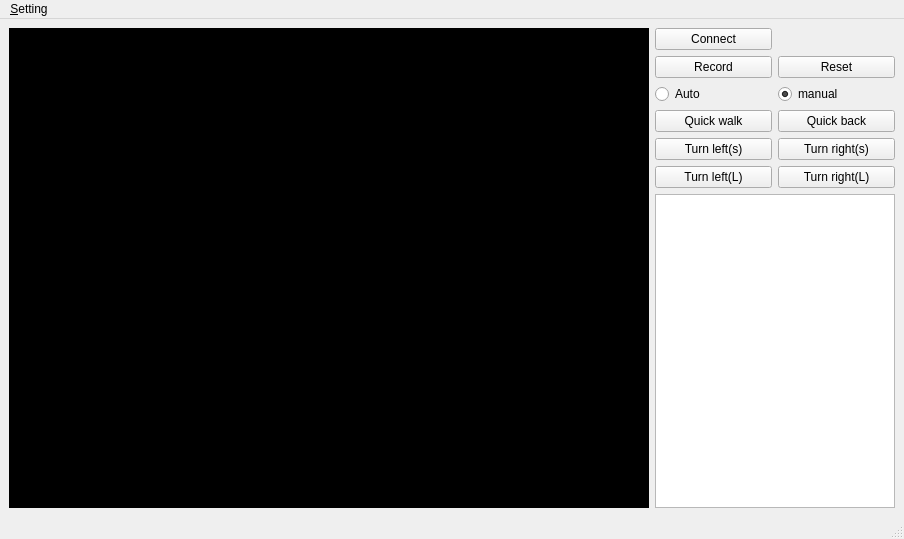
Qt form QT-ColorSegmentation/VideoArea.ui (LejuRobotics/Aelos-Vision-Demo) before a commit.
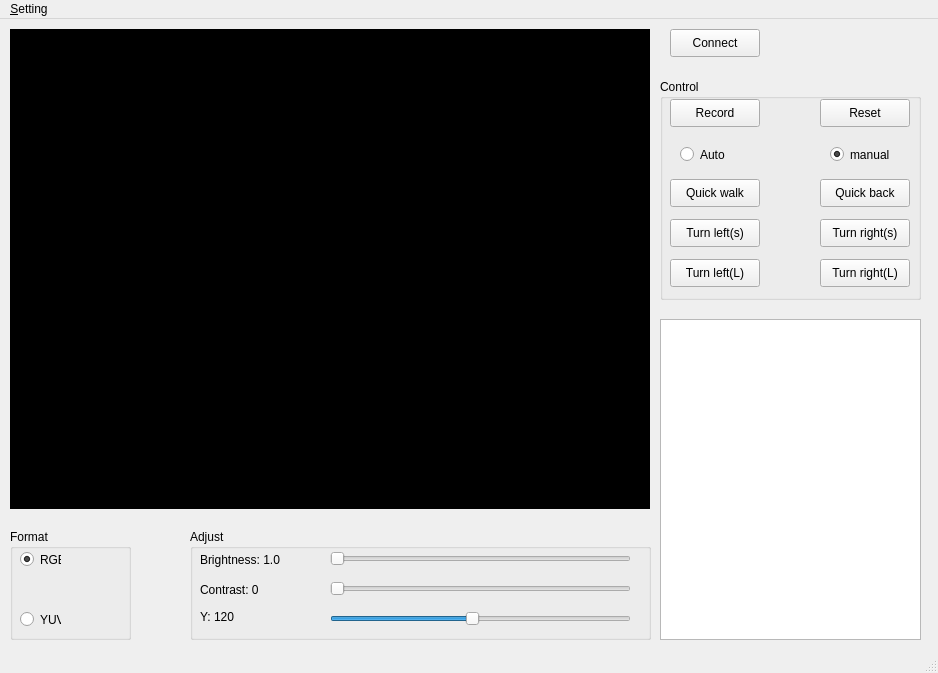
The same form after that commit.

```diff
--- a/QT-ColorSegmentation/VideoArea.ui
+++ b/QT-ColorSegmentation/VideoArea.ui
@@ -6,26 +6,41 @@
    <rect>
     <x>0</x>
     <y>0</y>
-    <width>904</width>
-    <height>536</height>
+    <width>938</width>
+    <height>673</height>
    </rect>
   </property>
+  <property name="minimumSize">
+   <size>
+    <width>938</width>
+    <height>673</height>
+   </size>
+  </property>
+  <property name="maximumSize">
+   <size>
+    <width>938</width>
+    <height>673</height>
+   </size>
+  </property>
   <property name="windowTitle">
    <string>ColorSegmentation</string>
   </property>
   <widget class="QWidget" name="centralwidget">
-   <layout class="QHBoxLayout" name="horizontalLayout">
-    <property name="leftMargin">
-     <number>9</number>
-    </property>
-    <property name="topMargin">
-     <number>9</number>
-    </property>
-    <property name="bottomMargin">
-     <number>9</number>
-    </property>
-    <item>
+   <property name="sizePolicy">
+    <sizepolicy hsizetype="Preferred" vsizetype="Preferred">
+     <horstretch>0</horstretch>
+     <verstretch>0</verstretch>
+    </sizepolicy>
+   </property>
      <widget class="QLabel" name="video_label">
+    <property name="geometry">
+     <rect>
+      <x>10</x>
+      <y>10</y>
+      <width>640</width>
+      <height>480</height>
+     </rect>
+    </property>
       <property name="sizePolicy">
        <sizepolicy hsizetype="Fixed" vsizetype="Fixed">
         <horstretch>0</horstretch>
@@ -45,37 +60,204 @@
        <string/>
       </property>
      </widget>
-    </item>
-    <item>
-     <layout class="QVBoxLayout" name="verticalLayout">
-      <property name="spacing">
-       <number>6</number>
-      </property>
-      <item>
-       <layout class="QGridLayout" name="gridLayout">
-        <item row="4" column="1">
-         <widget class="QPushButton" name="action_btn_4">
+   <widget class="QGroupBox" name="groupBox_2">
+    <property name="geometry">
+     <rect>
+      <x>190</x>
+      <y>510</y>
+      <width>461</width>
+      <height>111</height>
+     </rect>
+    </property>
+    <property name="title">
+     <string>Adjust</string>
+    </property>
+    <widget class="QSlider" name="brightness_slider">
+     <property name="geometry">
+      <rect>
+       <x>140</x>
+       <y>20</y>
+       <width>301</width>
+       <height>19</height>
+      </rect>
+     </property>
+     <property name="minimum">
+      <number>100</number>
+     </property>
+     <property name="maximum">
+      <number>300</number>
+     </property>
+     <property name="orientation">
+      <enum>Qt::Horizontal</enum>
+     </property>
+    </widget>
+    <widget class="QSlider" name="contrast_slider">
+     <property name="geometry">
+      <rect>
+       <x>140</x>
+       <y>50</y>
+       <width>301</width>
+       <height>19</height>
+      </rect>
+     </property>
+     <property name="maximum">
+      <number>200</number>
+     </property>
+     <property name="orientation">
+      <enum>Qt::Horizontal</enum>
+     </property>
+    </widget>
+    <widget class="QSlider" name="colorY_slider">
+     <property name="geometry">
+      <rect>
+       <x>140</x>
+       <y>80</y>
+       <width>301</width>
+       <height>19</height>
+      </rect>
+     </property>
+     <property name="maximum">
+      <number>255</number>
+     </property>
+     <property name="value">
+      <number>120</number>
+     </property>
+     <property name="orientation">
+      <enum>Qt::Horizontal</enum>
+     </property>
+    </widget>
+    <widget class="QLabel" name="colorY_label">
+     <property name="geometry">
+      <rect>
+       <x>10</x>
+       <y>80</y>
+       <width>101</width>
+       <height>16</height>
+      </rect>
+     </property>
           <property name="text">
-           <string>Turn right(s)</string>
-          </property>
-         </widget>
-        </item>
-        <item row="6" column="0">
-         <widget class="QPushButton" name="action_btn_5">
+      <string>Y: 120</string>
+     </property>
+    </widget>
+    <widget class="QLabel" name="brightness_label">
+     <property name="geometry">
+      <rect>
+       <x>10</x>
+       <y>20</y>
+       <width>101</width>
+       <height>21</height>
+      </rect>
+     </property>
           <property name="text">
-           <string>Turn left(L)</string>
-          </property>
-         </widget>
-        </item>
-        <item row="4" column="0">
-         <widget class="QPushButton" name="action_btn_3">
+      <string>Brightness: 1.0</string>
+     </property>
+    </widget>
+    <widget class="QLabel" name="contrast_label">
+     <property name="geometry">
+      <rect>
+       <x>10</x>
+       <y>50</y>
+       <width>101</width>
+       <height>21</height>
+      </rect>
+     </property>
           <property name="text">
-           <string>Turn left(s)</string>
-          </property>
-         </widget>
-        </item>
-        <item row="1" column="1">
+      <string>Contrast: 0</string>
+     </property>
+    </widget>
+   </widget>
+   <widget class="QGroupBox" name="format_groupBox">
+    <property name="geometry">
+     <rect>
+      <x>10</x>
+      <y>510</y>
+      <width>121</width>
+      <height>111</height>
+     </rect>
+    </property>
+    <property name="title">
+     <string>Format</string>
+    </property>
+    <widget class="QRadioButton" name="rgb_radio">
+     <property name="geometry">
+      <rect>
+       <x>10</x>
+       <y>20</y>
+       <width>41</width>
+       <height>21</height>
+      </rect>
+     </property>
+     <property name="text">
+      <string>RGB</string>
+     </property>
+     <property name="checked">
+      <bool>true</bool>
+     </property>
+    </widget>
+    <widget class="QRadioButton" name="yuv_radio">
+     <property name="geometry">
+      <rect>
+       <x>10</x>
+       <y>80</y>
+       <width>41</width>
+       <height>21</height>
+      </rect>
+     </property>
+     <property name="text">
+      <string>YUV</string>
+     </property>
+    </widget>
+   </widget>
+   <widget class="QPushButton" name="connect_btn">
+    <property name="geometry">
+     <rect>
+      <x>670</x>
+      <y>10</y>
+      <width>90</width>
+      <height>28</height>
+     </rect>
+    </property>
+    <property name="text">
+     <string>Connect</string>
+    </property>
+   </widget>
+   <widget class="QGroupBox" name="groupBox_3">
+    <property name="geometry">
+     <rect>
+      <x>660</x>
+      <y>60</y>
+      <width>261</width>
+      <height>221</height>
+     </rect>
+    </property>
+    <property name="title">
+     <string>Control</string>
+    </property>
+    <widget class="QPushButton" name="record_btn">
+     <property name="geometry">
+      <rect>
+       <x>10</x>
+       <y>20</y>
+       <width>90</width>
+       <height>28</height>
+      </rect>
+     </property>
+     <property name="text">
+      <string>Record</string>
+     </property>
+     <property name="checkable">
+      <bool>false</bool>
+     </property>
+    </widget>
          <widget class="QPushButton" name="reset_btn">
+     <property name="geometry">
+      <rect>
+       <x>160</x>
+       <y>20</y>
+       <width>90</width>
+       <height>28</height>
+      </rect>
+     </property>
           <property name="text">
            <string>Reset</string>
           </property>
@@ -83,78 +265,132 @@
            <bool>true</bool>
           </property>
          </widget>
-        </item>
-        <item row="3" column="1">
-         <widget class="QPushButton" name="action_btn_2">
-          <property name="text">
-           <string>Quick back</string>
-          </property>
-         </widget>
-        </item>
-        <item row="2" column="1">
-         <widget class="QRadioButton" name="manual_radio">
-          <property name="text">
-           <string>manual</string>
-          </property>
-          <property name="checked">
-           <bool>true</bool>
-          </property>
-         </widget>
-        </item>
-        <item row="2" column="0">
          <widget class="QRadioButton" name="auto_radio">
+     <property name="geometry">
+      <rect>
+       <x>20</x>
+       <y>60</y>
+       <width>71</width>
+       <height>31</height>
+      </rect>
+     </property>
           <property name="text">
            <string>Auto</string>
           </property>
          </widget>
-        </item>
-        <item row="6" column="1">
-         <widget class="QPushButton" name="action_btn_6">
-          <property name="text">
-           <string>Turn right(L)</string>
-          </property>
-         </widget>
-        </item>
-        <item row="1" column="0">
-         <widget class="QPushButton" name="record_btn">
+    <widget class="QRadioButton" name="manual_radio">
+     <property name="geometry">
+      <rect>
+       <x>170</x>
+       <y>60</y>
+       <width>71</width>
+       <height>31</height>
+      </rect>
+     </property>
           <property name="text">
-           <string>Record</string>
-          </property>
-          <property name="checkable">
-           <bool>false</bool>
-          </property>
-         </widget>
-        </item>
-        <item row="3" column="0">
+      <string>manual</string>
+     </property>
+     <property name="checked">
+      <bool>true</bool>
+     </property>
+    </widget>
          <widget class="QPushButton" name="action_btn_1">
+     <property name="geometry">
+      <rect>
+       <x>10</x>
+       <y>100</y>
+       <width>90</width>
+       <height>28</height>
+      </rect>
+     </property>
           <property name="text">
            <string>Quick walk</string>
           </property>
          </widget>
-        </item>
-        <item row="0" column="0">
-         <widget class="QPushButton" name="connect_btn">
+    <widget class="QPushButton" name="action_btn_2">
+     <property name="geometry">
+      <rect>
+       <x>160</x>
+       <y>100</y>
+       <width>90</width>
+       <height>28</height>
+      </rect>
+     </property>
           <property name="text">
-           <string>Connect</string>
-          </property>
-         </widget>
-        </item>
-       </layout>
-      </item>
-      <item>
-       <widget class="QTextEdit" name="textEdit"/>
-      </item>
-     </layout>
-    </item>
-   </layout>
+      <string>Quick back</string>
+     </property>
+    </widget>
+    <widget class="QPushButton" name="action_btn_3">
+     <property name="geometry">
+      <rect>
+       <x>10</x>
+       <y>140</y>
+       <width>90</width>
+       <height>28</height>
+      </rect>
+     </property>
+     <property name="text">
+      <string>Turn left(s)</string>
+     </property>
+    </widget>
+    <widget class="QPushButton" name="action_btn_4">
+     <property name="geometry">
+      <rect>
+       <x>160</x>
+       <y>140</y>
+       <width>90</width>
+       <height>28</height>
+      </rect>
+     </property>
+     <property name="text">
+      <string>Turn right(s)</string>
+     </property>
+    </widget>
+    <widget class="QPushButton" name="action_btn_5">
+     <property name="geometry">
+      <rect>
+       <x>10</x>
+       <y>180</y>
+       <width>90</width>
+       <height>28</height>
+      </rect>
+     </property>
+     <property name="text">
+      <string>Turn left(L)</string>
+     </property>
+    </widget>
+    <widget class="QPushButton" name="action_btn_6">
+     <property name="geometry">
+      <rect>
+       <x>160</x>
+       <y>180</y>
+       <width>90</width>
+       <height>28</height>
+      </rect>
+     </property>
+     <property name="text">
+      <string>Turn right(L)</string>
+     </property>
+    </widget>
+   </widget>
+   <widget class="QTextEdit" name="textEdit">
+    <property name="geometry">
+     <rect>
+      <x>660</x>
+      <y>300</y>
+      <width>261</width>
+      <height>321</height>
+     </rect>
+    </property>
+   </widget>
   </widget>
   <widget class="QMenuBar" name="menubar">
    <property name="geometry">
     <rect>
      <x>0</x>
      <y>0</y>
-     <width>904</width>
-     <height>18</height>
+     <width>938</width>
+     <height>21</height>
     </rect>
    </property>
    <widget class="QMenu" name="menu">
```
Lines whose indentation alone changed are shown as unchanged.
